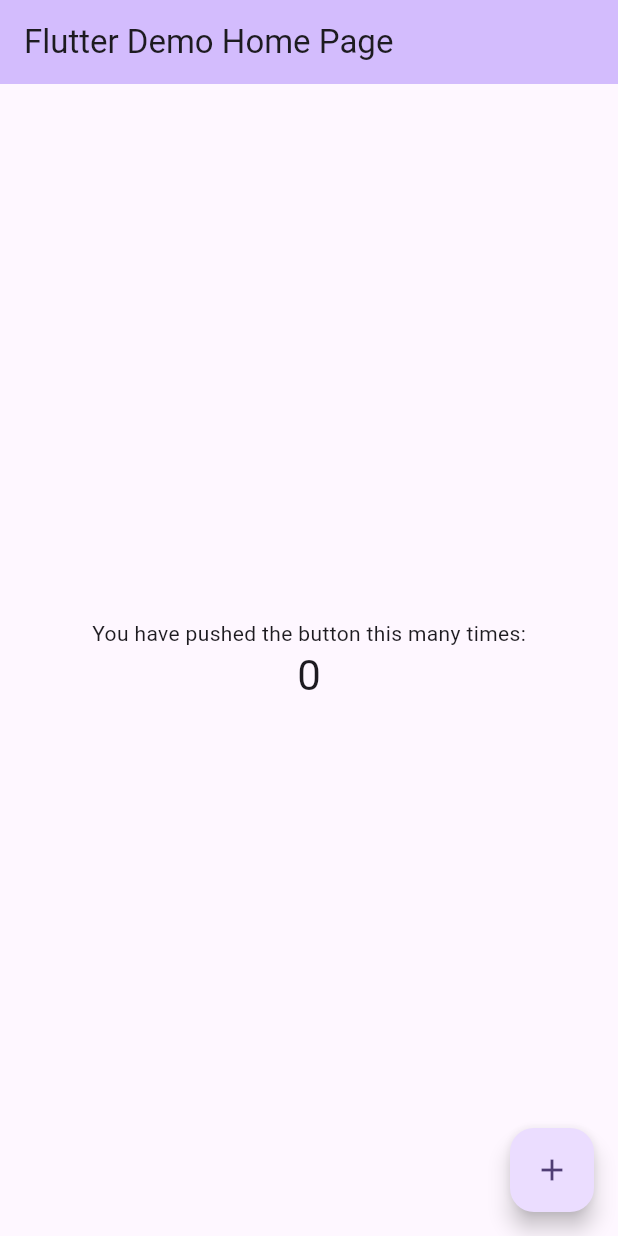
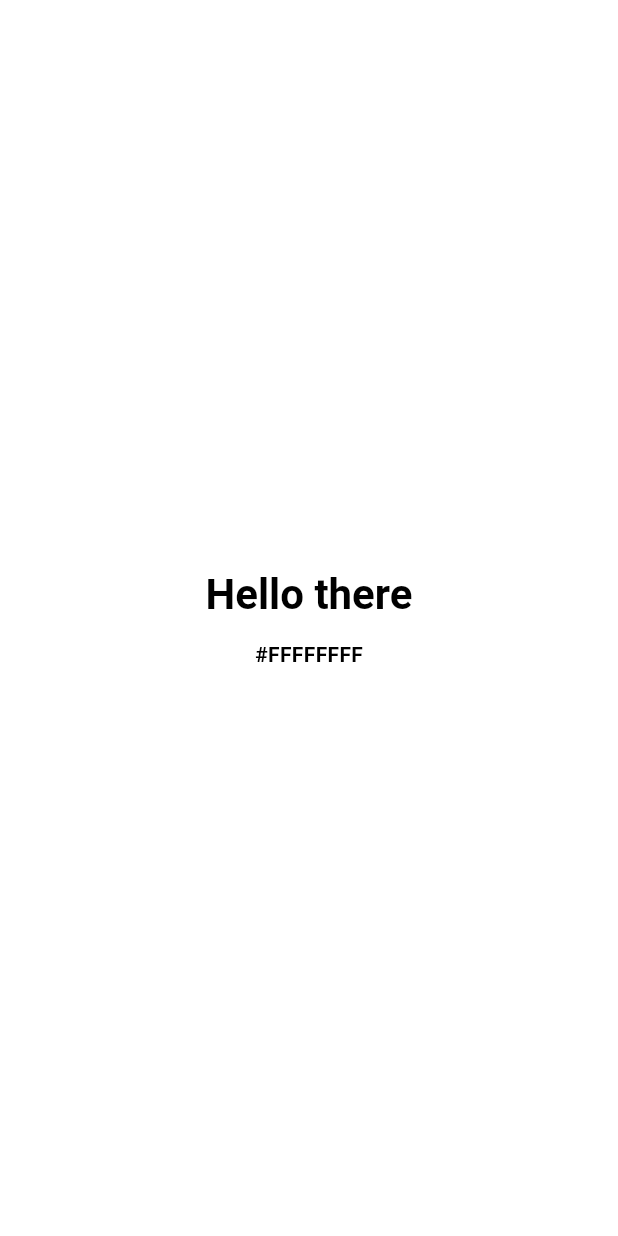
Before and after one commit to someonmyway/test_app_solid_soft, a Flutter app: the screen it shows after launch, on a phone screen of 412 x 824 dp. Run offline on Flutter 3.47's test engine with Material 3 defaults, Android fonts, the light colour scheme and no system bars.

Commit message:
Added home page with random color functionality. Fixed lint issues & problems.

```diff
--- /dev/null
+++ b/lib/feature/home_page.dart
@@ -0,0 +1,68 @@
+import 'package:flutter/material.dart';
+import 'package:provider/provider.dart';
+import 'package:test_app_solid_soft/feature/home_view_model.dart';
+import 'package:test_app_solid_soft/feature/widgets/color_history.dart';
+import 'package:test_app_solid_soft/feature/widgets/color_info.dart';
+
+/// A widget representing the home page of the app.
+class HomePage extends StatelessWidget {
+  @override
+  Widget build(BuildContext context) {
+    return ChangeNotifierProvider(
+      create: (_) => HomeViewModel(),
+      child: const HomeView(),
+    );
+  }
+}
+
+/// A widget representing the main content of the home page.
+class HomeView extends StatelessWidget {
+
+  /// Creates a [HomeView] widget.
+  const HomeView();
+
+  @override
+  Widget build(BuildContext context) {
+    final viewModel = context.watch<HomeViewModel>();
+
+    return Scaffold(
+      body: SizedBox.expand(
+        child: GestureDetector(
+        behavior: HitTestBehavior.opaque,
+        onTap: viewModel.changeBackgroundColor,
+        child: AnimatedContainer(
+          duration: const Duration(milliseconds: 300),
+          color: viewModel.backgroundColor,
+          child: Column(
+            children: [
+              const Spacer(),
+
+              Column(
+                mainAxisSize: MainAxisSize.min,
+                children: [
+                  Text(
+                    "Hello there",
+                    style: Theme.of(context).textTheme.headlineMedium?.copyWith(
+                      color: const Color.fromARGB(255, 0, 0, 0),
+                      fontWeight: FontWeight.bold,
+                    ),
+                  ),
+                  const SizedBox(height: 12),
+                  ColorInfo(
+                    color: viewModel.backgroundColor,
+                    hex: viewModel.currentColorHex,
+                  ),
+                ],
+              ),
+
+              const Spacer(),
+
+              ColorHistory(history: viewModel.history),
+            ],
+          ),
+        ),
+      ),
+      )
+    );
+  }
+}
--- /dev/null
+++ b/lib/feature/home_view_model.dart
@@ -0,0 +1,39 @@
+import 'package:flutter/material.dart';
+import 'package:test_app_solid_soft/utils/color_generator.dart';
+
+/// home page view model
+class HomeViewModel extends ChangeNotifier {
+  static const _maxHistoryLength = 5;
+  static const _hexLength = 8;
+  static const _radixString = 16;
+
+  Color _backgroundColor = Colors.white;
+  final List<Color> _history = [];
+
+  /// Gets the current background color.
+  Color get backgroundColor => _backgroundColor;
+
+  /// Gets the color history.
+  List<Color> get history => List.unmodifiable(_history);
+
+  /// Gets the current color in hex-adecimal format.
+  String get currentColorHex {
+    return '#${_backgroundColor
+    .toARGB32()
+    .toRadixString(_radixString)
+    .padLeft(_hexLength, '0')
+    .toUpperCase()}';
+  }
+
+  /// Changes the background color to a random color.
+  void changeBackgroundColor() {
+    _backgroundColor = ColorGenerator.randomColor();
+
+    _history.insert(0, _backgroundColor);
+    if (history.length > _maxHistoryLength) {
+      _history.removeLast();
+    }
+
+    notifyListeners();
+  }
+}
--- /dev/null
+++ b/lib/feature/widgets/color_info.dart
@@ -0,0 +1,41 @@
+import 'package:flutter/material.dart';
+import 'package:flutter/services.dart';
+
+/// A widget to display color information and allow copying the hex value.
+class ColorInfo extends StatelessWidget {
+  /// current color
+  final Color color;
+
+  /// hex value
+  final String hex;
+
+  /// Creates a [ColorInfo] widget.
+  const ColorInfo({required this.color, required this.hex, super.key});
+
+  Future<void> _copy(BuildContext context) async {
+    await Clipboard.setData(ClipboardData(text: hex));
+
+    if (!context.mounted) return;
+
+    ScaffoldMessenger.of(context).showSnackBar(
+      SnackBar(
+        content: Text('Copied to clipboard: $hex'),
+        duration: const Duration(milliseconds: 800),
+      ),
+    );
+  }
+
+  @override
+  Widget build(BuildContext context) {
+    return GestureDetector(
+      onTap: () => _copy(context),
+      child: Text(
+        hex,
+        style: Theme.of(context).textTheme.bodyMedium?.copyWith(
+          color: const Color.fromARGB(255, 0, 0, 0),
+          fontWeight: FontWeight.bold,
+        ),
+      ),
+    );
+  }
+}
--- a/lib/main.dart
+++ b/lib/main.dart
@@ -1,11 +1,15 @@
 import 'package:flutter/material.dart';
+import 'package:test_app_solid_soft/feature/home_page.dart';
 
 void main() {
-  runApp(const MyApp());
+  runApp(const Main());
 }
 
-class MyApp extends StatelessWidget {
-  const MyApp({super.key});
+/// A widget representing the main application.
+class Main extends StatelessWidget {
+
+  /// Creates a [Main] widget.
+  const Main({super.key});
 
   // This widget is the root of your application.
   @override
@@ -30,93 +34,7 @@ class MyApp extends StatelessWidget {
         // tested with just a hot reload.
         colorScheme: .fromSeed(seedColor: Colors.deepPurple),
       ),
-      home: const MyHomePage(title: 'Flutter Demo Home Page'),
+      home: HomePage(),
     );
   }
 }
-
-class MyHomePage extends StatefulWidget {
-  const MyHomePage({super.key, required this.title});
-
-  // This widget is the home page of your application. It is stateful, meaning
-  // that it has a State object (defined below) that contains fields that affect
-  // how it looks.
-
-  // This class is the configuration for the state. It holds the values (in this
-  // case the title) provided by the parent (in this case the App widget) and
-  // used by the build method of the State. Fields in a Widget subclass are
-  // always marked "final".
-
-  final String title;
-
-  @override
-  State<MyHomePage> createState() => _MyHomePageState();
-}
-
-class _MyHomePageState extends State<MyHomePage> {
-  int _counter = 0;
-
-  void _incrementCounter() {
-    setState(() {
-      // This call to setState tells the Flutter framework that something has
-      // changed in this State, which causes it to rerun the build method below
-      // so that the display can reflect the updated values. If we changed
-      // _counter without calling setState(), then the build method would not be
-      // called again, and so nothing would appear to happen.
-      _counter++;
-    });
-  }
-
-  @override
-  Widget build(BuildContext context) {
-    // This method is rerun every time setState is called, for instance as done
-    // by the _incrementCounter method above.
-    //
-    // The Flutter framework has been optimized to make rerunning build methods
-    // fast, so that you can just rebuild anything that needs updating rather
-    // than having to individually change instances of widgets.
-    return Scaffold(
-      appBar: AppBar(
-        // TRY THIS: Try changing the color here to a specific color (to
-        // Colors.amber, perhaps?) and trigger a hot reload to see the AppBar
-        // change color while the other colors stay the same.
-        backgroundColor: Theme.of(context).colorScheme.inversePrimary,
-        // Here we take the value from the MyHomePage object that was created by
-        // the App.build method, and use it to set our appbar title.
-        title: Text(widget.title),
-      ),
-      body: Center(
-        // Center is a layout widget. It takes a single child and positions it
-        // in the middle of the parent.
-        child: Column(
-          // Column is also a layout widget. It takes a list of children and
-          // arranges them vertically. By default, it sizes itself to fit its
-          // children horizontally, and tries to be as tall as its parent.
-          //
-          // Column has various properties to control how it sizes itself and
-          // how it positions its children. Here we use mainAxisAlignment to
-          // center the children vertically; the main axis here is the vertical
-          // axis because Columns are vertical (the cross axis would be
-          // horizontal).
-          //
-          // TRY THIS: Invoke "debug painting" (choose the "Toggle Debug Paint"
-          // action in the IDE, or press "p" in the console), to see the
-          // wireframe for each widget.
-          mainAxisAlignment: .center,
-          children: [
-            const Text('You have pushed the button this many times:'),
-            Text(
-              '$_counter',
-              style: Theme.of(context).textTheme.headlineMedium,
-            ),
-          ],
-        ),
-      ),
-      floatingActionButton: FloatingActionButton(
-        onPressed: _incrementCounter,
-        tooltip: 'Increment',
-        child: const Icon(Icons.add),
-      ),
-    );
-  }
-}
--- /dev/null
+++ b/lib/utils/color_generator.dart
@@ -0,0 +1,22 @@
+import 'dart:math';
+import 'package:flutter/material.dart';
+
+/// Random Color Generator
+final class ColorGenerator {
+  static const _maxColorValue = 256;
+  static const _alpha = 255;
+
+  static final Random _random = Random();
+
+  ColorGenerator._();
+
+  /// Generates a random color.
+  static Color randomColor() {
+    return Color.fromARGB(
+      _alpha,
+      _random.nextInt(_maxColorValue),
+      _random.nextInt(_maxColorValue),
+      _random.nextInt(_maxColorValue),
+    );
+  }
+}
```
Also changed, not shown: lib/feature/widgets/color_history.dart (added, +36 -0 lines), pubspec.yaml (+5 -4 lines), pubspec.lock, 1 other file.
